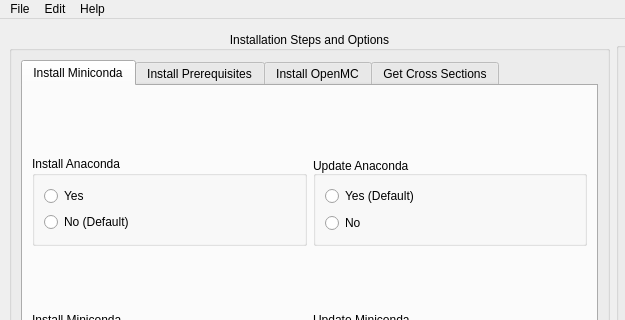
Old version of the form src/ui/GUI_Install.ui in the repository tarekbardouni/ERSN-OpenMC-Py; both pictures show x 0 to 625 and y 0 to 320 of the 1226 by 734 pixel window.
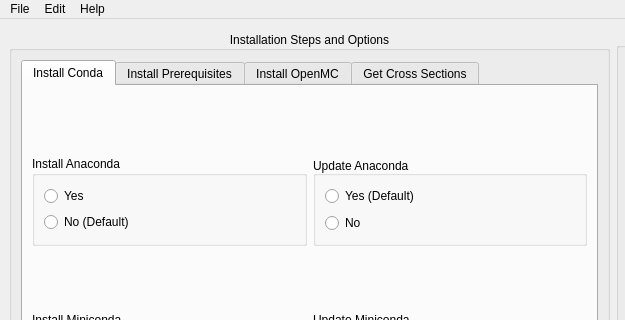
New version of the form.

Patch:
```diff
--- a/src/ui/GUI_Install.ui
+++ b/src/ui/GUI_Install.ui
@@ -52,7 +52,7 @@
          </property>
          <widget class="QWidget" name="tab_in_miniconda">
           <attribute name="title">
-           <string>Install Miniconda</string>
+           <string>Install Conda</string>
           </attribute>
           <layout class="QGridLayout" name="gridLayout_8">
            <item row="6" column="0">
```
Left out of the diff: 8 changed lines with no effect on the pictures.
